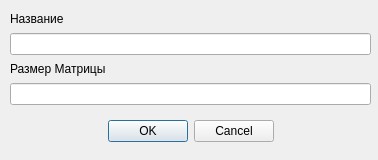
The window that AddDialog.ui (NasyaS/Diplom) describes before a commit, drawn with Qt 5.
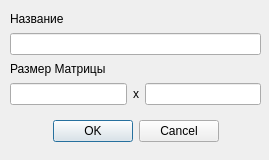
The same window after the commit.

Commit message: New format data

The edit to the form file:
```diff
--- a/AddDialog.ui
+++ b/AddDialog.ui
@@ -6,7 +6,7 @@
    <rect>
     <x>0</x>
     <y>0</y>
-    <width>378</width>
+    <width>269</width>
     <height>160</height>
    </rect>
   </property>
@@ -18,7 +18,7 @@
     <rect>
      <x>10</x>
      <y>10</y>
-     <width>361</width>
+     <width>251</width>
      <height>141</height>
     </rect>
    </property>
@@ -41,7 +41,21 @@
      </widget>
     </item>
     <item>
-     <widget class="QLineEdit" name="newSize"/>
+     <layout class="QHBoxLayout" name="horizontalLayout">
+      <item>
+       <widget class="QLineEdit" name="newSize_l"/>
+      </item>
+      <item>
+       <widget class="QLabel" name="label_3">
+        <property name="text">
+         <string>x</string>
+        </property>
+       </widget>
+      </item>
+      <item>
+       <widget class="QLineEdit" name="newSize_r"/>
+      </item>
+     </layout>
     </item>
     <item>
      <widget class="QDialogButtonBox" name="buttonBox">
```
The commit also changes 2 other files.
